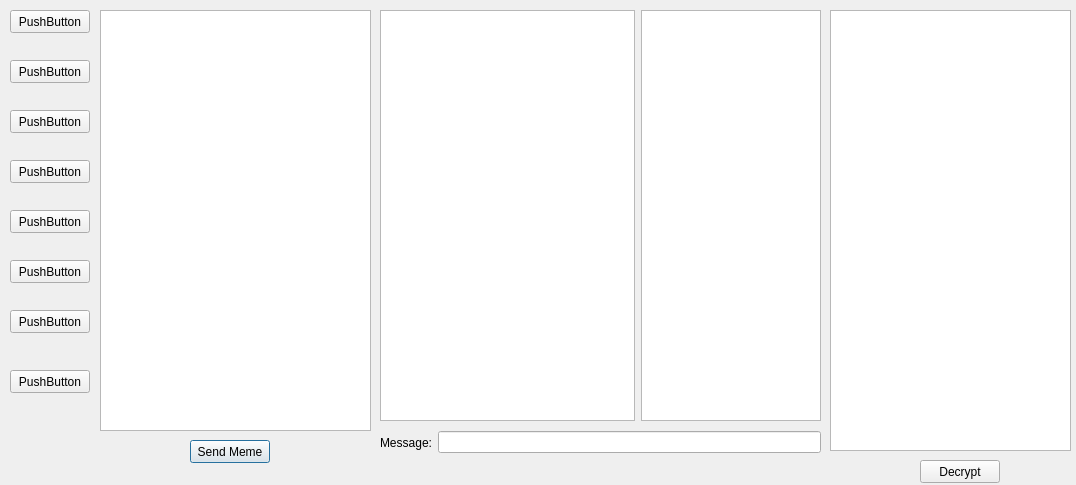
Before: the Qt Designer form mem-generator-ui/chatdialog.ui in tjlagrow/Meme-Machine, drawn with Qt 5.
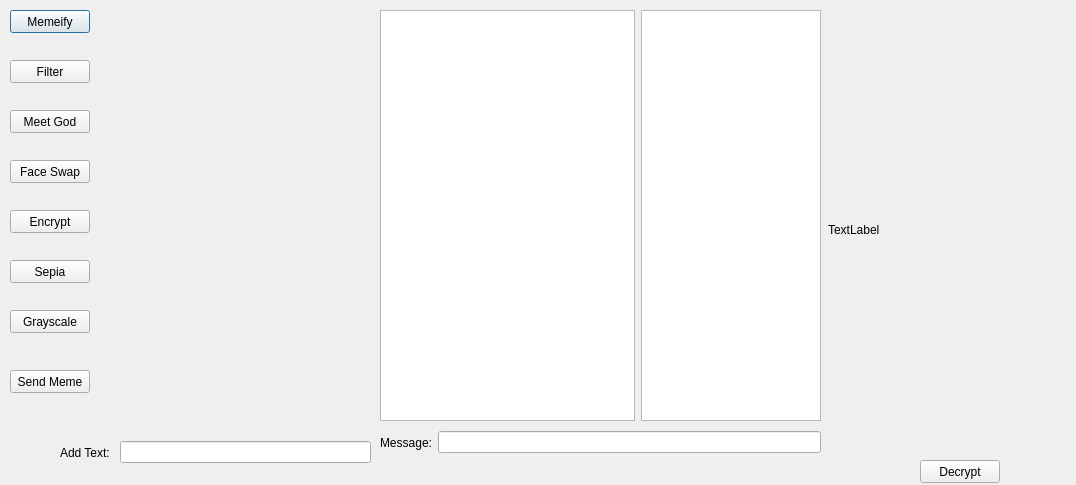
After: the same form once the commit is applied.

The edit to the form file:
```diff
--- a/mem-generator-ui/chatdialog.ui
+++ b/mem-generator-ui/chatdialog.ui
@@ -100,39 +100,6 @@
     </item>
    </layout>
   </widget>
-  <widget class="QGraphicsView" name="graphicsView">
-   <property name="geometry">
-    <rect>
-     <x>830</x>
-     <y>10</y>
-     <width>241</width>
-     <height>441</height>
-    </rect>
-   </property>
-  </widget>
-  <widget class="QGraphicsView" name="graphicsView_2">
-   <property name="geometry">
-    <rect>
-     <x>100</x>
-     <y>10</y>
-     <width>271</width>
-     <height>421</height>
-    </rect>
-   </property>
-  </widget>
-  <widget class="QPushButton" name="pushButton">
-   <property name="geometry">
-    <rect>
-     <x>190</x>
-     <y>440</y>
-     <width>80</width>
-     <height>23</height>
-    </rect>
-   </property>
-   <property name="text">
-    <string>Send Meme</string>
-   </property>
-  </widget>
   <widget class="QPushButton" name="pushButton_2">
    <property name="geometry">
     <rect>
@@ -143,7 +110,7 @@
     </rect>
    </property>
    <property name="text">
-    <string>PushButton</string>
+    <string>Memeify</string>
    </property>
   </widget>
   <widget class="QPushButton" name="pushButton_3">
@@ -156,7 +123,7 @@
     </rect>
    </property>
    <property name="text">
-    <string>PushButton</string>
+    <string>Filter</string>
    </property>
   </widget>
   <widget class="QPushButton" name="pushButton_4">
@@ -169,7 +136,7 @@
     </rect>
    </property>
    <property name="text">
-    <string>PushButton</string>
+    <string>Meet God</string>
    </property>
   </widget>
   <widget class="QPushButton" name="pushButton_5">
@@ -182,7 +149,7 @@
     </rect>
    </property>
    <property name="text">
-    <string>PushButton</string>
+    <string>Face Swap</string>
    </property>
   </widget>
   <widget class="QPushButton" name="pushButton_6">
@@ -195,7 +162,7 @@
     </rect>
    </property>
    <property name="text">
-    <string>PushButton</string>
+    <string>Encrypt</string>
    </property>
   </widget>
   <widget class="QPushButton" name="pushButton_7">
@@ -208,7 +175,7 @@
     </rect>
    </property>
    <property name="text">
-    <string>PushButton</string>
+    <string>Sepia</string>
    </property>
   </widget>
   <widget class="QPushButton" name="pushButton_8">
@@ -221,7 +188,7 @@
     </rect>
    </property>
    <property name="text">
-    <string>PushButton</string>
+    <string>Grayscale</string>
    </property>
   </widget>
   <widget class="QPushButton" name="pushButton_9">
@@ -234,7 +201,7 @@
     </rect>
    </property>
    <property name="text">
-    <string>PushButton</string>
+    <string>Send Meme</string>
    </property>
   </widget>
   <widget class="QPushButton" name="pushButton_10">
@@ -250,6 +217,69 @@
     <string>Decrypt</string>
    </property>
   </widget>
+  <widget class="QWidget" name="layoutWidget_2">
+   <property name="geometry">
+    <rect>
+     <x>60</x>
+     <y>440</y>
+     <width>311</width>
+     <height>25</height>
+    </rect>
+   </property>
+   <layout class="QHBoxLayout" name="_2">
+    <property name="spacing">
+     <number>6</number>
+    </property>
+    <property name="leftMargin">
+     <number>0</number>
+    </property>
+    <property name="topMargin">
+     <number>0</number>
+    </property>
+    <property name="rightMargin">
+     <number>0</number>
+    </property>
+    <property name="bottomMargin">
+     <number>0</number>
+    </property>
+    <item>
+     <widget class="QLabel" name="label_2">
+      <property name="text">
+       <string>Add Text: </string>
+      </property>
+     </widget>
+    </item>
+    <item>
+     <widget class="QLineEdit" name="lineEdit_2"/>
+    </item>
+   </layout>
+  </widget>
+  <widget class="QLabel" name="memeDisplay">
+   <property name="geometry">
+    <rect>
+     <x>828</x>
+     <y>14</y>
+     <width>241</width>
+     <height>431</height>
+    </rect>
+   </property>
+   <property name="text">
+    <string>TextLabel</string>
+   </property>
+  </widget>
+  <widget class="QLabel" name="memeGenLayout">
+   <property name="geometry">
+    <rect>
+     <x>108</x>
+     <y>14</y>
+     <width>261</width>
+     <height>401</height>
+    </rect>
+   </property>
+   <property name="text">
+    <string/>
+   </property>
+  </widget>
  </widget>
  <resources/>
  <connections/>
```
